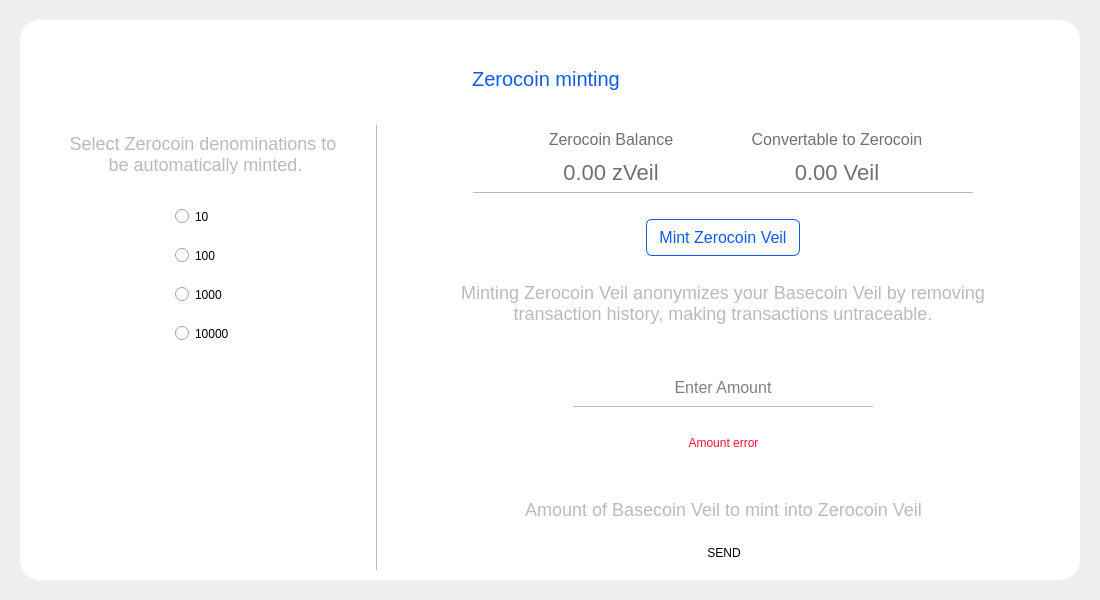
The window that src/qt/veil/forms/settingsminting.ui (Veil-Project/veil) describes before a commit, drawn with Qt 5.
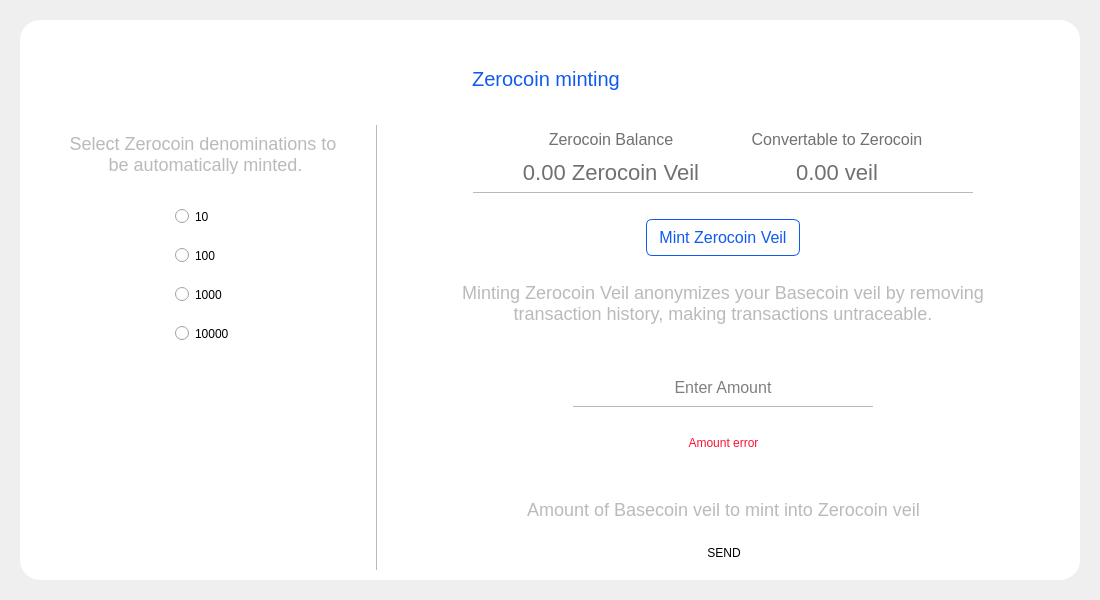
The same window after the commit. Icons and pictures are not drawn.

Patch:
```diff
--- a/src/qt/veil/forms/settingsminting.ui
+++ b/src/qt/veil/forms/settingsminting.ui
@@ -458,7 +458,7 @@
 font-size:22px;</string>
                   </property>
                   <property name="text">
-                   <string>0.00 zVeil</string>
+                   <string>0.00 Zerocoin Veil</string>
                   </property>
                   <property name="alignment">
                    <set>Qt::AlignCenter</set>
@@ -518,7 +518,7 @@
 font-size:22px;</string>
                   </property>
                   <property name="text">
-                   <string>0.00 Veil</string>
+                   <string>0.00 veil</string>
                   </property>
                   <property name="alignment">
                    <set>Qt::AlignCenter</set>
@@ -654,7 +654,7 @@
 font-size:18px;</string>
               </property>
               <property name="text">
-               <string>Minting Zerocoin Veil anonymizes your Basecoin Veil by removing transaction history, making transactions untraceable.</string>
+               <string>Minting Zerocoin Veil anonymizes your Basecoin veil by removing transaction history, making transactions untraceable.</string>
               </property>
               <property name="alignment">
                <set>Qt::AlignCenter</set>
@@ -731,7 +731,7 @@
 font-size:18px;</string>
               </property>
               <property name="text">
-               <string>Amount of Basecoin Veil to mint into Zerocoin Veil</string>
+               <string>Amount of Basecoin veil to mint into Zerocoin veil</string>
               </property>
               <property name="alignment">
                <set>Qt::AlignCenter</set>
```
